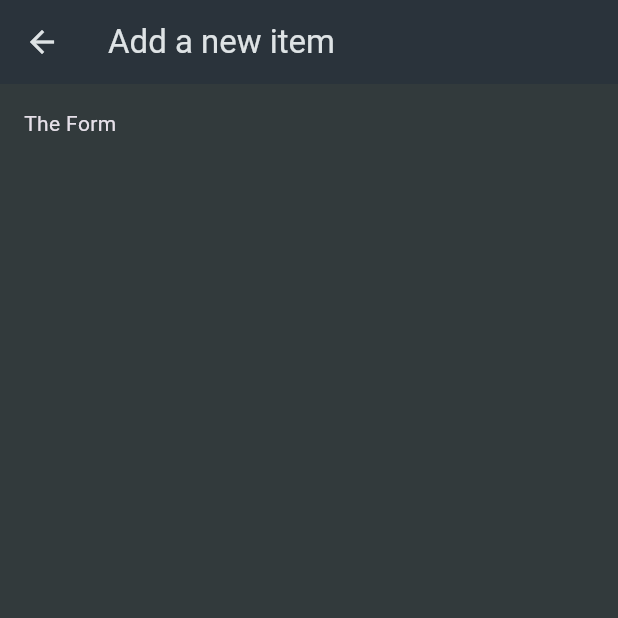
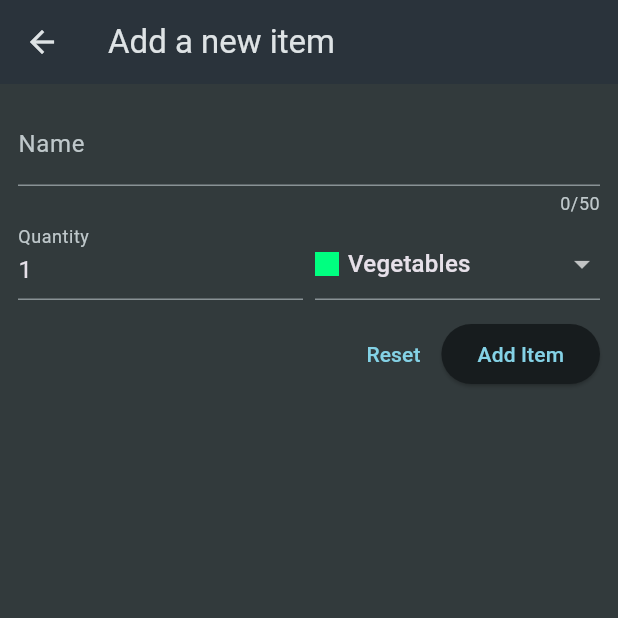
Before and after one commit to shefattonmoy/shopping-app, a Flutter app: the screen it shows after launch, after a tap on the "add" icon, on a phone screen of 412 x 824 dp, the top half of it. Run offline on Flutter 3.47's test engine with Material 3 defaults, Android fonts, the phone set to English and light mode, and no system bars.

Commit message:
app frontend done

```diff
--- a/lib/main.dart
+++ b/lib/main.dart
@@ -8,7 +8,6 @@ void main() {
 class MyApp extends StatelessWidget {
   const MyApp({super.key});
 
-  // This widget is the root of your application.
   @override
   Widget build(BuildContext context) {
     return MaterialApp(
--- a/lib/models/category.dart
+++ b/lib/models/category.dart
@@ -10,11 +10,10 @@ enum Categories {
   spices,
   convenience,
   hygiene,
-  other
+  other,
 }
 
 class Category {
-
   const Category(this.title, this.color);
 
   final String title;
--- a/lib/models/grocery_item.dart
+++ b/lib/models/grocery_item.dart
@@ -1,8 +1,12 @@
 import 'package:shopping_app/models/category.dart';
 
 class GroceryItem {
-
-  const GroceryItem({required this.id, required this.name, required this.quantity, required this.category});
+  const GroceryItem({
+    required this.id,
+    required this.name,
+    required this.quantity,
+    required this.category,
+  });
 
   final String id;
   final String name;
--- a/lib/widgets/grocery_list.dart
+++ b/lib/widgets/grocery_list.dart
@@ -1,5 +1,5 @@
 import 'package:flutter/material.dart';
-import 'package:shopping_app/data/dummy_items.dart';
+import 'package:shopping_app/models/grocery_item.dart';
 import 'package:shopping_app/widgets/new_item.dart';
 
 class GroceryList extends StatefulWidget {
@@ -10,29 +10,60 @@ class GroceryList extends StatefulWidget {
 }
 
 class _GroceryListState extends State<GroceryList> {
-  void _addItem() {
-    Navigator.of(context).push(MaterialPageRoute(builder: (ctx) => const NewItem(),),);
+  final List<GroceryItem> _groceryItems = [];
+  void _addItem() async {
+    final newItem = await Navigator.of(
+      context,
+    ).push<GroceryItem>(MaterialPageRoute(builder: (ctx) => const NewItem()));
+
+    if(newItem == null)
+    {
+      return;
+    }
+
+    setState(() {
+      _groceryItems.add(newItem);
+    });
+  }
+
+  void _removeItem(GroceryItem item) {
+    setState(() {
+      _groceryItems.remove(item);
+    });
   }
 
   @override
   Widget build(BuildContext context) {
+    Widget content = const Center(child: Text('No items added yet'),);
+
+    if(_groceryItems.isNotEmpty) {
+      content = ListView.builder(
+        itemCount: _groceryItems.length,
+        itemBuilder: (ctx, index) => Dismissible(
+          onDismissed: (direction) {
+            _removeItem(_groceryItems[index]);
+          },
+          key: ValueKey(_groceryItems[index].id),
+          child: ListTile(
+            title: Text(_groceryItems[index].name),
+            leading: Container(
+              width: 24,
+              height: 24,
+              color: _groceryItems[index].category.color,
+            ),
+            trailing: Text(_groceryItems[index].quantity.toString()),
+          ),
+        ),
+      );
+    }
+
+
     return Scaffold(
       appBar: AppBar(
         title: const Text('Your Groceries'),
         actions: [IconButton(onPressed: _addItem, icon: const Icon(Icons.add))],
       ),
-      body: ListView.builder(
-        itemCount: groceryItems.length,
-        itemBuilder: (ctx, index) => ListTile(
-          title: Text(groceryItems[index].name),
-          leading: Container(
-            width: 24,
-            height: 24,
-            color: groceryItems[index].category.color,
-          ),
-          trailing: Text(groceryItems[index].quantity.toString()),
-        ),
-      ),
+      body: content,
     );
   }
 }
--- a/lib/widgets/new_item.dart
+++ b/lib/widgets/new_item.dart
@@ -1,4 +1,7 @@
 import 'package:flutter/material.dart';
+import 'package:shopping_app/data/categories.dart';
+import 'package:shopping_app/models/category.dart';
+import 'package:shopping_app/models/grocery_item.dart';
 
 class NewItem extends StatefulWidget {
   const NewItem({super.key});
@@ -9,11 +12,130 @@ class NewItem extends StatefulWidget {
 }
 
 class _NewItemState extends State<NewItem> {
+  final _formKey = GlobalKey<FormState>();
+
+  var _enteredName = '';
+
+  var _enteredQuantity = 1;
+
+  var _selectedCategory = categories[Categories.vegetables]!;
+
+  void _saveItem() {
+    if (_formKey.currentState!.validate()) {
+      _formKey.currentState!.save();
+      Navigator.of(context).pop(
+        GroceryItem(
+          id: DateTime.now().toString(),
+          name: _enteredName,
+          quantity: _enteredQuantity,
+          category: _selectedCategory,
+        ),
+      );
+    }
+  }
+
   @override
   Widget build(BuildContext context) {
     return Scaffold(
       appBar: AppBar(title: const Text('Add a new item')),
-      body: Padding(padding: const EdgeInsets.all(16), child: Text('The Form')),
+      body: Padding(
+        padding: const EdgeInsets.all(12),
+        child: Form(
+          key: _formKey,
+          child: Column(
+            children: [
+              TextFormField(
+                maxLength: 50,
+                decoration: const InputDecoration(label: Text('Name')),
+                validator: (value) {
+                  if (value == null ||
+                      value.isEmpty ||
+                      value.trim().length <= 1 ||
+                      value.trim().length > 50) {
+                    return 'Must be between 1 and 50 characters';
+                  } else {
+                    return null;
+                  }
+                },
+                onSaved: (value) {
+                  _enteredName = value!;
+                },
+              ),
+              Row(
+                crossAxisAlignment: CrossAxisAlignment.end,
+                children: [
+                  Expanded(
+                    child: TextFormField(
+                      decoration: const InputDecoration(
+                        label: Text('Quantity'),
+                      ),
+                      keyboardType: TextInputType.number,
+                      initialValue: _enteredQuantity.toString(),
+                      validator: (value) {
+                        if (value == null ||
+                            value.isEmpty ||
+                            int.tryParse(value) == null ||
+                            int.tryParse(value)! <= 0) {
+                          return 'Must be valid positive number';
+                        } else {
+                          return null;
+                        }
+                      },
+                      onSaved: (value) {
+                        _enteredQuantity = int.parse(value!);
+                      },
+                    ),
+                  ),
+                  const SizedBox(width: 8),
+                  Expanded(
+                    child: DropdownButtonFormField(
+                      initialValue: _selectedCategory,
+                      items: [
+                        for (final category in categories.entries)
+                          DropdownMenuItem(
+                            value: category.value,
+                            child: Row(
+                              children: [
+                                Container(
+                                  width: 16,
+                                  height: 16,
+                                  color: category.value.color,
+                                ),
+                                const SizedBox(width: 6),
+                                Text(category.value.title),
+                              ],
+                            ),
+                          ),
+                      ],
+                      onChanged: (value) {
+                        setState(() {
+                          _selectedCategory = value!;
+                        });
+                      },
+                    ),
+                  ),
+                ],
+              ),
+              const SizedBox(height: 12),
+              Row(
+                mainAxisAlignment: MainAxisAlignment.end,
+                children: [
+                  TextButton(
+                    onPressed: () {
+                      _formKey.currentState!.reset();
+                    },
+                    child: const Text('Reset'),
+                  ),
+                  ElevatedButton(
+                    onPressed: _saveItem,
+                    child: const Text('Add Item'),
+                  ),
+                ],
+              ),
+            ],
+          ),
+        ),
+      ),
     );
   }
 }
```
Also changed, not shown: lib/data/categories.dart (+8 -32 lines), lib/data/dummy_items.dart (deleted, +0 -21 lines).
